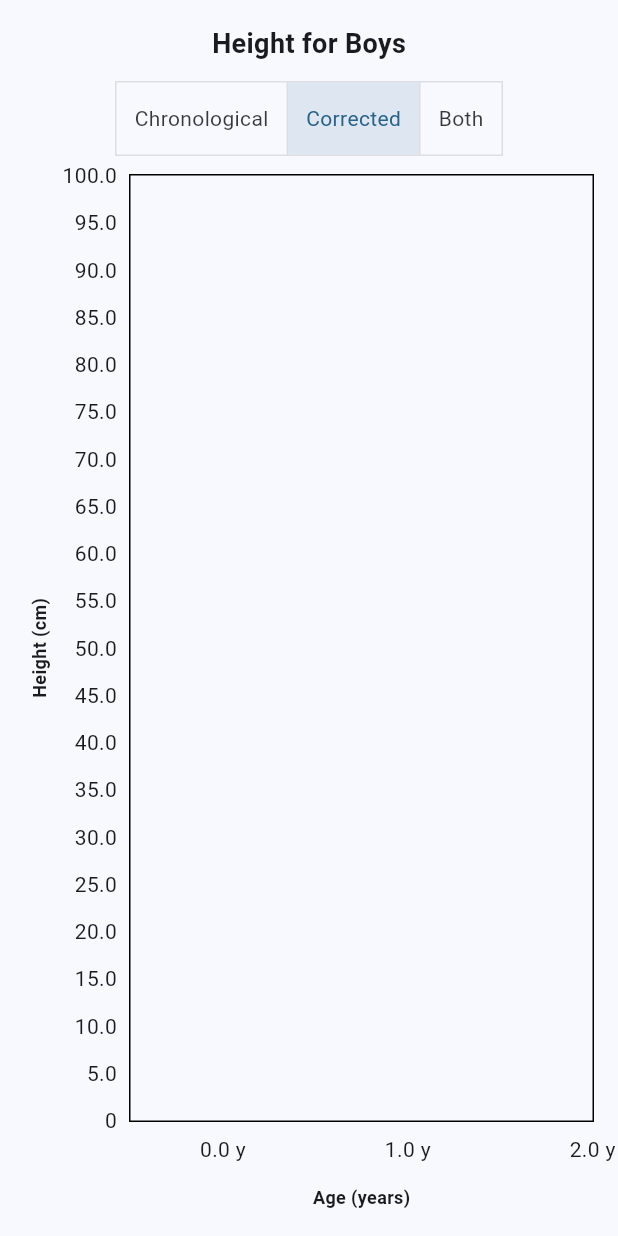
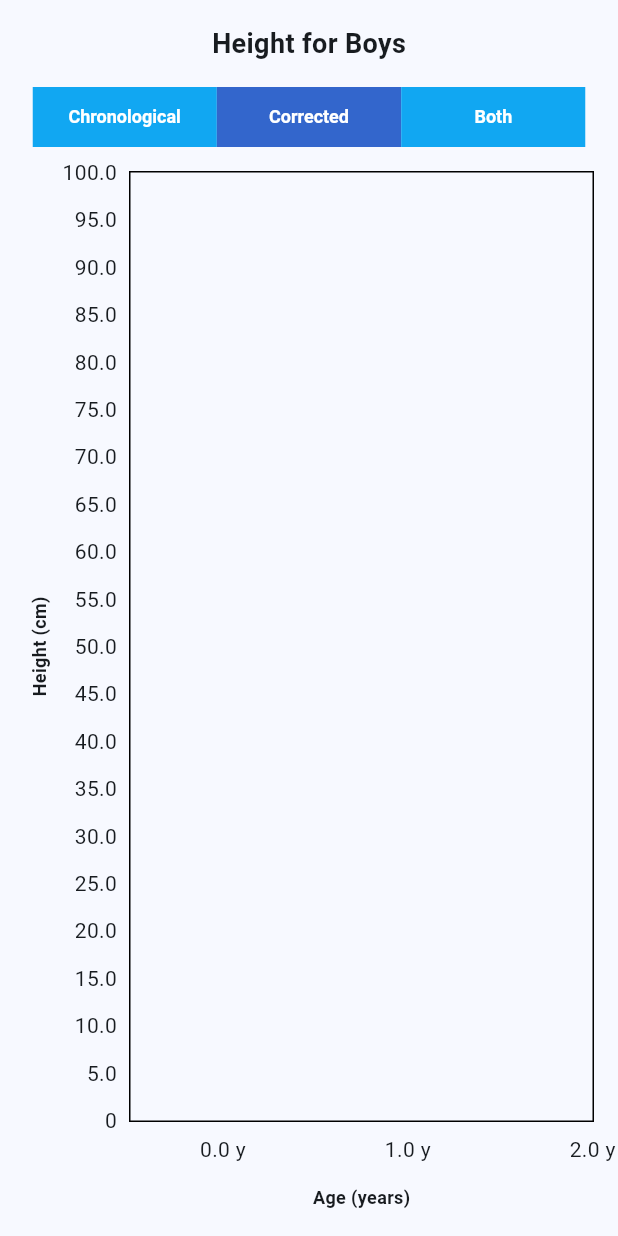
Before and after one commit to rcpch/digital-growth-charts-app, a Flutter app: the CentileChart widget shown alone on an empty page, opened directly with empty values, after a tap on "Corrected", on a phone screen of 412 x 824 dp. Run offline on Flutter 3.47's test engine with Material 3 defaults, Android fonts, the light colour scheme and no system bars; drawn by our look-alikes of fl_chart; our stand-ins replace flutter_dotenv, smooth_page_indicator.

Commit message:
corrected age button styling, extract to own file

```diff
--- a/lib/widgets/centile_chart.dart
+++ b/lib/widgets/centile_chart.dart
@@ -7,6 +7,7 @@ import '../definitions/enums.dart';
 import '../classes/digital_growth_charts_api_response.dart';
 import 'package:digital_growth_charts_app/services/centile_chart_data_utils.dart';
 import '../classes/digital_growth_charts_chart_coordinates_response.dart';
+import './segmented_buttons.dart';
 
 class CentileChart extends StatefulWidget {
   final OrganizedCentileLines organizedCentileLines;
@@ -427,7 +428,6 @@ class _CentileChartState extends State<CentileChart> {
   }
 
 
-
   // Determine the appropriate title for the axes based on the measurement method
   String _getXAxisTitle() {
 
@@ -490,6 +490,14 @@ class _CentileChartState extends State<CentileChart> {
     );
   }
 
+  void _handlePlotTypeChanged(AgeCorrectionMethod newPlotType) {
+    if (_selectedPlotType != newPlotType) {
+      setState(() {
+        _selectedPlotType = newPlotType;
+      });
+    }
+  }
+
 
   @override
   Widget build(BuildContext context) {
@@ -514,11 +522,6 @@ class _CentileChartState extends State<CentileChart> {
     final List<Map<String, dynamic>> scatterDataWithDetails = _generateScatterSpots();
     final List<ScatterSpot> scatterSpots = scatterDataWithDetails.map((data) => data['spot'] as ScatterSpot).toList();
 
-    final baseData = FlBorderData(
-      show: true,
-      border: Border.all(color: Colors.transparent),
-    );
-
     return Padding(
       padding: const EdgeInsets.all(16.0),
       child: Column(
@@ -529,31 +532,9 @@ class _CentileChartState extends State<CentileChart> {
           ),
           const SizedBox(height: 12),
           // Toggle buttons
-          ToggleButtons(
-            isSelected: [
-              _selectedPlotType == AgeCorrectionMethod.chronological,
-              _selectedPlotType == AgeCorrectionMethod.corrected,
-              _selectedPlotType == AgeCorrectionMethod.both,
-            ],
-            onPressed: (int index) {
-              setState(() {
-                _selectedPlotType = AgeCorrectionMethod.values[index];
-              });
-            },
-            children: const [
-              Padding(
-                padding: EdgeInsets.symmetric(horizontal: 12),
-                child: Text('Chronological'),
-              ),
-              Padding(
-                padding: EdgeInsets.symmetric(horizontal: 12),
-                child: Text('Corrected'),
-              ),
-              Padding(
-                padding: EdgeInsets.symmetric(horizontal: 12),
-                child: Text('Both'),
-              ),
-            ],
+          RCPCHSegmentedButtonWidget(
+            selectedPlotType: _selectedPlotType,
+            onPlotTypeChanged: _handlePlotTypeChanged,
           ),
           const SizedBox(height: 12),
           // Chart area
--- /dev/null
+++ b/lib/widgets/segmented_buttons.dart
@@ -0,0 +1,85 @@
+import 'package:flutter/material.dart';
+import '../themes/colours.dart';
+import '../definitions/enums.dart';
+
+
+class RCPCHSegmentedButtonWidget extends StatelessWidget {
+  final AgeCorrectionMethod selectedPlotType;
+  final ValueChanged<AgeCorrectionMethod> onPlotTypeChanged;
+
+  const RCPCHSegmentedButtonWidget({
+    super.key,
+    required this.selectedPlotType,
+    required this.onPlotTypeChanged,
+  });
+
+  @override
+  Widget build(BuildContext context) {
+
+    return SegmentedButton<AgeCorrectionMethod>(
+      showSelectedIcon: false,
+      segments: const <ButtonSegment<AgeCorrectionMethod>>[
+        ButtonSegment<AgeCorrectionMethod>(
+          value: AgeCorrectionMethod.chronological,
+          label: Padding(
+            padding: EdgeInsets.symmetric(horizontal: 12),
+            child: Text('Chronological'),
+          ),
+        ),
+        ButtonSegment<AgeCorrectionMethod>(
+          value: AgeCorrectionMethod.corrected,
+          label: Padding(
+            padding: EdgeInsets.symmetric(horizontal: 12),
+            child: Text('Corrected'),
+          ),
+        ),
+        ButtonSegment<AgeCorrectionMethod>(
+          value: AgeCorrectionMethod.both,
+          label: Padding(
+            padding: EdgeInsets.symmetric(horizontal: 12),
+            child: Text('Both'),
+          ),
+        ),
+      ],
+      // In StatelessWidget, you directly access the final fields.
+      selected: <AgeCorrectionMethod>{selectedPlotType},
+      onSelectionChanged: (Set<AgeCorrectionMethod> newSelection) {
+        if (newSelection.isNotEmpty) {
+          onPlotTypeChanged(newSelection.first); // Call the callback from the parent
+        }
+      },
+      style: ButtonStyle(
+        shape: WidgetStateProperty.all<RoundedRectangleBorder>(
+          RoundedRectangleBorder(
+            borderRadius: BorderRadius.circular(0), // Zero border radius
+          ),
+        ),
+        backgroundColor: WidgetStateProperty.resolveWith<Color?>(
+              (Set<WidgetState> states) {
+            if (states.contains(WidgetState.selected)) {
+              return primaryColourDark; // Selected background color
+            }
+            return primaryColour;      // Unselected background color
+          },
+        ),
+        foregroundColor: WidgetStateProperty.all<Color?>(
+          Colors.white, // Text color for all states
+        ),
+        textStyle: WidgetStateProperty.all<TextStyle>(
+          const TextStyle(
+            fontSize: 12,
+            fontWeight: FontWeight.bold,
+          ),
+        ),
+        side: WidgetStateProperty.all<BorderSide>(
+          const BorderSide(
+            color: Colors.transparent, // Set border color to transparent
+            width: 0,                  // Set border width to 0 (optional but good practice)
+          ),
+        ),
+      ),
+      multiSelectionEnabled: false,
+      emptySelectionAllowed: false,
+    );
+  }
+}
```
